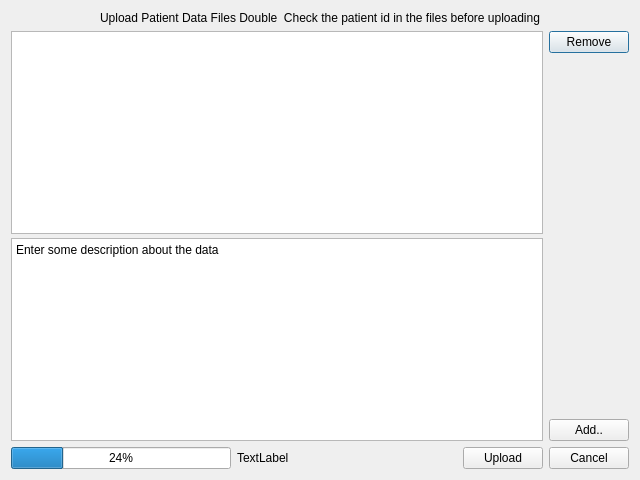
Old version of the form ui/patientdataupload.ui in the repository creativepsyco/panex-client.
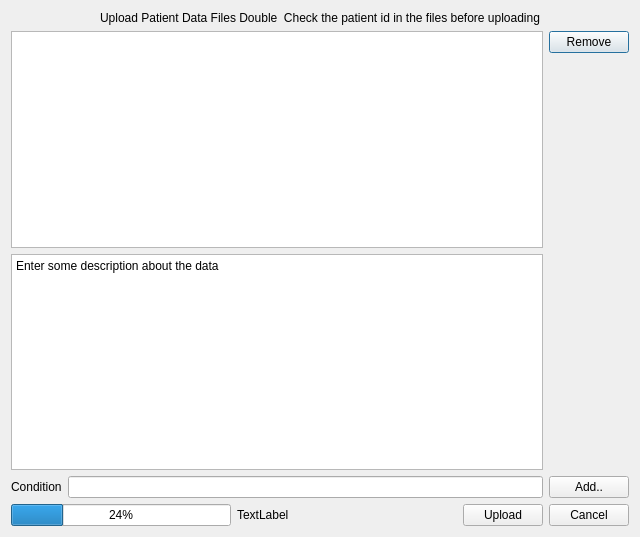
New version of the form.

Commit message: condition field for patients

Patch:
```diff
--- a/ui/patientdataupload.ui
+++ b/ui/patientdataupload.ui
@@ -7,7 +7,7 @@
     <x>0</x>
     <y>0</y>
     <width>640</width>
-    <height>480</height>
+    <height>537</height>
    </rect>
   </property>
   <property name="windowTitle">
@@ -28,12 +28,9 @@
     </widget>
    </item>
    <item>
-    <layout class="QHBoxLayout" name="horizontalLayout_2">
+    <layout class="QHBoxLayout" name="horizontalLayout_3">
      <item>
-      <layout class="QVBoxLayout" name="verticalLayout_2" stretch="0,0">
-       <property name="spacing">
-        <number>4</number>
-       </property>
+      <layout class="QVBoxLayout" name="verticalLayout_2">
        <item>
         <widget class="QTreeView" name="treeFileList">
          <property name="sizePolicy">
@@ -72,6 +69,20 @@
          </property>
         </widget>
        </item>
+       <item>
+        <layout class="QHBoxLayout" name="horizontalLayout_2">
+         <item>
+          <widget class="QLabel" name="label">
+           <property name="text">
+            <string>Condition</string>
+           </property>
+          </widget>
+         </item>
+         <item>
+          <widget class="QLineEdit" name="txtCondition"/>
+         </item>
+        </layout>
+       </item>
       </layout>
      </item>
      <item>
```
